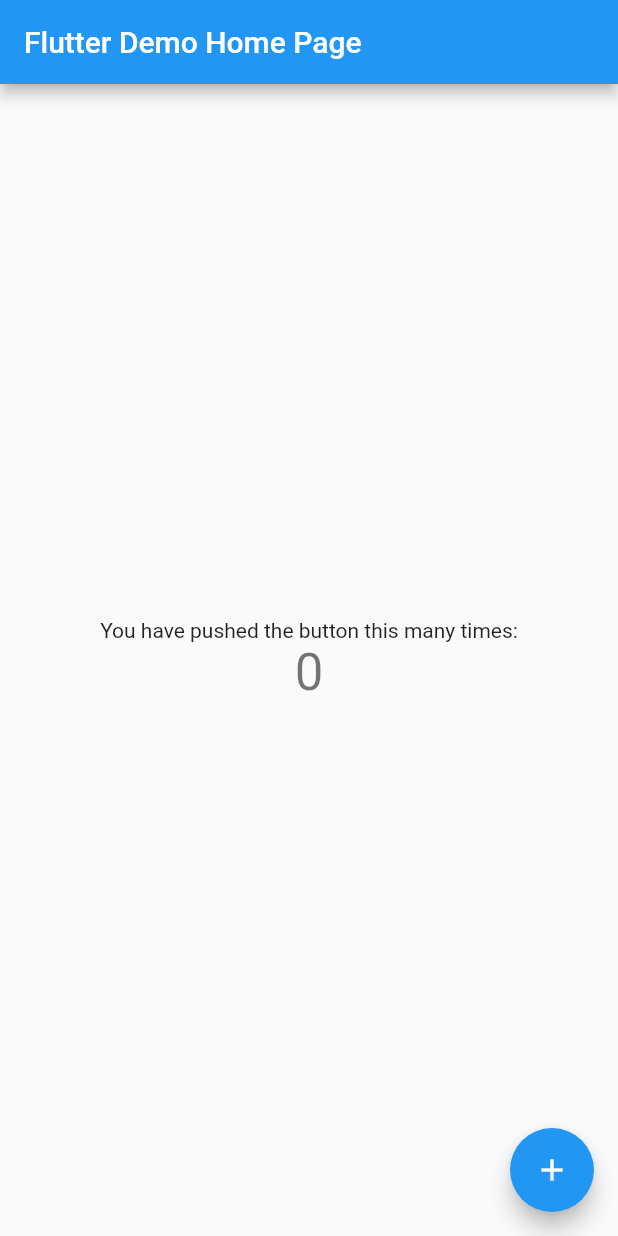
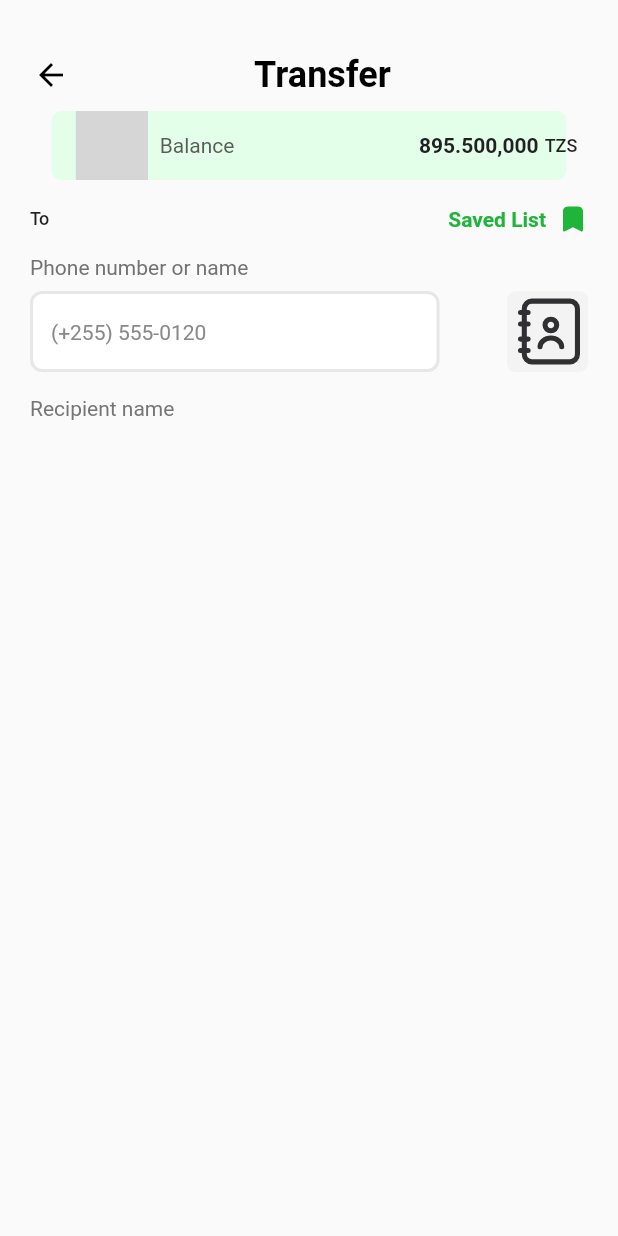
Before and after one commit to vumanhtu123/ui_app_bank, a Flutter app: the screen it shows after launch, on a phone screen of 412 x 824 dp. Run offline on Flutter 3.47's test engine with Material 2 defaults, Android fonts, the phone set to English and light mode, and no system bars; our stand-ins replace flutter_svg, skeletons; grey boxes are pictures that could not be loaded.

Commit message:
create transfer page

```diff
--- /dev/null
+++ b/lib/common/appbar.dart
@@ -0,0 +1,36 @@
+import 'package:flutter/material.dart';
+
+class CustomAppbar extends StatelessWidget {
+  const CustomAppbar({super.key});
+
+  @override
+  Widget build(BuildContext context) {
+    return Column(
+      children: [
+        const SizedBox(height: 26),
+        Padding(
+          padding: const EdgeInsets.symmetric(horizontal: 10),
+          child: Row(
+            mainAxisAlignment: MainAxisAlignment.spaceBetween,
+            children: [
+              BackButton(
+                color: Colors.black,
+                onPressed: () {
+                  Navigator.pop(context);
+                },
+              ),
+              const Text(
+                'Transfer',
+                style: TextStyle(
+                    fontWeight: FontWeight.w600,
+                    fontSize: 24,
+                    color: Colors.black),
+              ),
+              const SizedBox(width: 30),
+            ],
+          ),
+        ),
+      ],
+    );
+  }
+}
--- /dev/null
+++ b/lib/common/dropdown.field.dart
@@ -0,0 +1,192 @@
+import 'package:flutter/material.dart';
+
+class DropdownField extends StatefulWidget {
+  const DropdownField({super.key});
+
+  @override
+  State<DropdownField> createState() => _DropdownFieldState();
+}
+
+class _DropdownFieldState extends State<DropdownField> {
+  bool? focusField = false;
+  FocusNode focusNode = FocusNode();
+  TextEditingController textController = TextEditingController();
+  OverlayEntry? _overlayEntry;
+  final List<String> _dropdownItems = [
+    'Option 1',
+    'Option 2',
+    'Option 3',
+    'Option 4',
+    'Option 5',
+    'Option 6'
+  ];
+  final link = LayerLink();
+  final FocusNode _textFieldFocusNode = FocusNode();
+
+  @override
+  void dispose() {
+    textController.dispose();
+    _textFieldFocusNode.dispose();
+    super.dispose();
+  }
+
+  @override
+  void initState() {
+    textController = TextEditingController();
+    // WidgetsBinding.instance.addPostFrameCallback((timeStamp) {
+    //   _showDropdown();
+    // });
+    super.initState();
+  }
+
+  void dismissKeyboard() {
+    _textFieldFocusNode.unfocus();
+  }
+
+  void _showDropdown() {
+    final RenderBox textFieldRenderBox =
+        context.findRenderObject() as RenderBox;
+    final renderBox = context.findRenderObject() as RenderBox;
+    final size = renderBox.size;
+    final overlay = Overlay.of(context);
+    final offSize = renderBox.localToGlobal(Offset.zero);
+
+    _overlayEntry = OverlayEntry(
+      builder: (context) {
+        return Positioned(
+          left: offSize.dx,
+          top: offSize.dy + size.height + 10,
+          width: size.width,
+          child: CompositedTransformFollower(
+            link: link,
+            showWhenUnlinked: false,
+            offset: Offset(
+              0,
+              size.height + 8,
+            ),
+            child: Material(
+              elevation: 4,
+              child: SizedBox(
+                height: 168,
+                child: SingleChildScrollView(
+                  child: Column(
+                    children: [
+                      ListView.builder(
+                        padding: EdgeInsets.zero,
+                        shrinkWrap: true,
+                        physics: const NeverScrollableScrollPhysics(),
+                        itemCount: _dropdownItems.length,
+                        itemBuilder: (context, index) {
+                          return ListTile(
+                            title: Text(_dropdownItems[index]),
+                            onTap: () {
+                              setState(() {
+                                textController.text = _dropdownItems[index];
+                                focusNode.unfocus();
+                                removeDropdown();
+                                dismissKeyboard();
+                              });
+                            },
+                          );
+                        },
+                      ),
+                    ],
+                  ),
+                ),
+              ),
+            ),
+          ),
+        );
+      },
+    );
+    overlay.insert(_overlayEntry!);
+  }
+
+  void removeDropdown() {
+    _overlayEntry?.remove();
+    _overlayEntry = null;
+  }
+
+  @override
+  Widget build(BuildContext context) => CompositedTransformTarget(
+      link: link,
+      child: Container(
+        width: 273,
+        height: 54,
+        decoration: focusNode.hasFocus
+            ? BoxDecoration(
+                color: Colors.white,
+                borderRadius: const BorderRadius.all(Radius.circular(8.0)),
+                border: Border.all(width: 2, color: const Color(0xFF1FB53A)),
+                // Đặt bán kính bo góc
+                boxShadow: [
+                    BoxShadow(
+                        color: const Color(0xFF1FB53A).withOpacity(0.5),
+                        spreadRadius: 2,
+                        blurRadius: 2,
+                        offset: Offset.zero)
+                  ])
+            : BoxDecoration(
+                color: Colors.white,
+                borderRadius: const BorderRadius.all(Radius.circular(8.0)),
+                border: Border.all(width: 2, color: const Color(0xFFE7E7E8)),
+                // Đặt bán kính bo góc
+              ),
+        child: TextFormField(
+          keyboardType: TextInputType.phone,
+          focusNode: focusNode,
+          controller: textController,
+          decoration: InputDecoration(
+              suffixIcon: textController.text.isNotEmpty && focusNode.hasFocus
+                  ? IconButton(
+                      icon: const Icon(
+                        Icons.clear,
+                        color: Colors.black,
+                      ),
+                      onPressed: () {
+                        dismissKeyboard();
+                        textController.clear();
+                      },
+                    )
+                  : null,
+              hintText: '(+255) 555-0120',
+              hintStyle: const TextStyle(
+                  fontSize: 14,
+                  fontWeight: FontWeight.w400,
+                  color: Color(0xFF89898A)),
+              border: const OutlineInputBorder(
+                  borderRadius: BorderRadius.all(Radius.circular(8.0)),
+                  borderSide: BorderSide.none
+                  // focusedBorder: const OutlineInputBorder(
+                  //     borderSide: BorderSide(color: Color(0xFF1FB53A))),
+                  // enabledBorder: OutlineInputBorder(
+                  //     borderSide: BorderSide(color: Colors.grey[300]!)
+                  )),
+          cursorColor: const Color(0xFF1FB53A),
+          onTap: () {
+            setState(() {
+              focusNode.hasFocus;
+              if (_overlayEntry == null) {
+                _showDropdown();
+              } else {
+                focusNode.unfocus();
+                removeDropdown();
+                dismissKeyboard();
+              }
+            });
+          },
+          // onEditingComplete: () {
+          //   setState(() {
+          //     focusNode.hasFocus;
+          //   });
+          // },
+          onFieldSubmitted: (text) {
+            setState(() {
+              focusNode.unfocus();
+              removeDropdown();
+              dismissKeyboard();
+            });
+          },
+        ),
+      ));
+}
--- /dev/null
+++ b/lib/common/skeleton.animation.dart
@@ -0,0 +1,6 @@
+import 'package:flutter/cupertino.dart';
+import 'package:skeletons/skeletons.dart';
+
+skeletonLoading(bool isLoading, Widget widget) {
+  Skeleton(isLoading: isLoading, skeleton: const SkeletonLine(), child: widget);
+}
--- a/lib/main.dart
+++ b/lib/main.dart
@@ -1,4 +1,5 @@
 import 'package:flutter/material.dart';
+import 'package:flutter_superapp_tanzania/tranfer/transfer.page.dart';
 
 void main() {
   runApp(const MyApp());
@@ -24,92 +25,7 @@
         // is not restarted.
         primarySwatch: Colors.blue,
       ),
-      home: const MyHomePage(title: 'Flutter Demo Home Page'),
+      home: Transfer(),
     );
   }
 }
-
-class MyHomePage extends StatefulWidget {
-  const MyHomePage({super.key, required this.title});
-
-  // This widget is the home page of your application. It is stateful, meaning
-  // that it has a State object (defined below) that contains fields that affect
-  // how it looks.
-
-  // This class is the configuration for the state. It holds the values (in this
-  // case the title) provided by the parent (in this case the App widget) and
-  // used by the build method of the State. Fields in a Widget subclass are
-  // always marked "final".
-
-  final String title;
-
-  @override
-  State<MyHomePage> createState() => _MyHomePageState();
-}
-
-class _MyHomePageState extends State<MyHomePage> {
-  int _counter = 0;
-
-  void _incrementCounter() {
-    setState(() {
-      // This call to setState tells the Flutter framework that something has
-      // changed in this State, which causes it to rerun the build method below
-      // so that the display can reflect the updated values. If we changed
-      // _counter without calling setState(), then the build method would not be
-      // called again, and so nothing would appear to happen.
-      _counter++;
-    });
-  }
-
-  @override
-  Widget build(BuildContext context) {
-    // This method is rerun every time setState is called, for instance as done
-    // by the _incrementCounter method above.
-    //
-    // The Flutter framework has been optimized to make rerunning build methods
-    // fast, so that you can just rebuild anything that needs updating rather
-    // than having to individually change instances of widgets.
-    return Scaffold(
-      appBar: AppBar(
-        // Here we take the value from the MyHomePage object that was created by
-        // the App.build method, and use it to set our appbar title.
-        title: Text(widget.title),
-      ),
-      body: Center(
-        // Center is a layout widget. It takes a single child and positions it
-        // in the middle of the parent.
-        child: Column(
-          // Column is also a layout widget. It takes a list of children and
-          // arranges them vertically. By default, it sizes itself to fit its
-          // children horizontally, and tries to be as tall as its parent.
-          //
-          // Invoke "debug painting" (press "p" in the console, choose the
-          // "Toggle Debug Paint" action from the Flutter Inspector in Android
-          // Studio, or the "Toggle Debug Paint" command in Visual Studio Code)
-          // to see the wireframe for each widget.
-          //
-          // Column has various properties to control how it sizes itself and
-          // how it positions its children. Here we use mainAxisAlignment to
-          // center the children vertically; the main axis here is the vertical
-          // axis because Columns are vertical (the cross axis would be
-          // horizontal).
-          mainAxisAlignment: MainAxisAlignment.center,
-          children: <Widget>[
-            const Text(
-              'You have pushed the button this many times:',
-            ),
-            Text(
-              '$_counter',
-              style: Theme.of(context).textTheme.headline4,
-            ),
-          ],
-        ),
-      ),
-      floatingActionButton: FloatingActionButton(
-        onPressed: _incrementCounter,
-        tooltip: 'Increment',
-        child: const Icon(Icons.add),
-      ), // This trailing comma makes auto-formatting nicer for build methods.
-    );
-  }
-}
--- /dev/null
+++ b/lib/tranfer/transfer.component.dart
@@ -0,0 +1,140 @@
+import 'package:flutter/material.dart';
+import 'package:flutter_superapp_tanzania/common/dropdown.field.dart';
+import 'package:flutter_svg/flutter_svg.dart';
+
+class TransferComponent extends StatefulWidget {
+  const TransferComponent({super.key});
+
+  @override
+  State<TransferComponent> createState() => _TransferComponentState();
+}
+
+class _TransferComponentState extends State<TransferComponent> {
+  @override
+  Widget build(BuildContext context) {
+    return Container(
+      width: 343,
+      height: 46,
+      decoration: BoxDecoration(
+          color: const Color(0xFFE3FFE9),
+          borderRadius: BorderRadius.circular(6)),
+      child: Row(
+        children: [
+          const SizedBox(width: 16),
+          SvgPicture.asset("assets/logo.svg"),
+          const SizedBox(width: 8),
+          const Text(
+            'Balance',
+            style: TextStyle(
+                fontSize: 14,
+                fontWeight: FontWeight.w400,
+                color: Color(0xFF5B5B5C)),
+          ),
+          const SizedBox(width: 123),
+          Text(
+            '895.500,000',
+            style: TextStyle(
+                fontWeight: FontWeight.w600,
+                fontSize: 14,
+                color: Colors.grey[900]),
+          ),
+          const SizedBox(width: 4),
+          const Text(
+            'TZS',
+            style: TextStyle(fontSize: 12, fontWeight: FontWeight.w500),
+          ),
+        ],
+      ),
+    );
+  }
+}
+
+class BodyTransfer extends StatefulWidget {
+  const BodyTransfer({super.key});
+
+  @override
+  State<BodyTransfer> createState() => _BodyTransferState();
+}
+
+class _BodyTransferState extends State<BodyTransfer> {
+  bool _isLoading = true; // Biến trạng thái để kiểm soát hiển thị tiện ích chờ
+  @override
+  void initState() {
+    Future.delayed(Duration(seconds: 2), () {
+      setState(() {
+        _isLoading =
+            false; // Khi hoàn thành tải hoặc xử lý, ẩn skeleton placeholder
+      });
+    });
+    super.initState();
+  }
+
+  @override
+  Widget build(BuildContext context) {
+    return Padding(
+        padding: const EdgeInsets.symmetric(horizontal: 20),
+        child: Column(
+          crossAxisAlignment: CrossAxisAlignment.start,
+          children: [
+            Row(
+              mainAxisAlignment: MainAxisAlignment.spaceBetween,
+              children: [
+                const Text(
+                  'To',
+                  style: TextStyle(fontSize: 12, fontWeight: FontWeight.w500),
+                ),
+                Row(
+                  children: [
+                    const Text(
+                      'Saved List',
+                      style: TextStyle(
+                          fontSize: 14,
+                          fontWeight: FontWeight.w600,
+                          color: Color(0xFF1FB53A)),
+                    ),
+                    const SizedBox(width: 8),
+                    SvgPicture.asset('assets/bookmark.svg')
+                  ],
+                )
+              ],
+            ),
+            const SizedBox(height: 14),
+            const Text(
+              'Phone number or name',
+              style: TextStyle(
+                  fontWeight: FontWeight.w400,
+                  fontSize: 14,
+                  color: Color(0xFF727273)),
+            ),
+            const SizedBox(height: 8),
+            Row(
+              mainAxisAlignment: MainAxisAlignment.spaceBetween,
+              children: [
+                const DropdownField(),
+                Container(
+                  width: 54,
+                  height: 54,
+                  decoration: BoxDecoration(
+                      color: const Color(0xFFF3F3F3),
+                      borderRadius: BorderRadius.circular(6)),
+                  child: SvgPicture.asset(
+                    'assets/contact.svg',
+                    width: 24,
+                    height: 24,
+                  ),
+                )
+              ],
+            ),
+            SizedBox(height: 16),
+            Text(
+              'Recipient name',
+              style: TextStyle(
+                  fontWeight: FontWeight.w400,
+                  fontSize: 14,
+                  color: Colors.grey[600]),
+            ),
+            SizedBox(height: 8),
+          ],
+        ));
+  }
+}
--- /dev/null
+++ b/lib/tranfer/transfer.page.dart
@@ -0,0 +1,27 @@
+import 'package:flutter/material.dart';
+import 'package:flutter_superapp_tanzania/tranfer/transfer.component.dart';
+
+import '../common/appbar.dart';
+
+class Transfer extends StatefulWidget {
+  const Transfer({super.key});
+
+  @override
+  State<Transfer> createState() => _TransferState();
+}
+
+class _TransferState extends State<Transfer> {
+  @override
+  Widget build(BuildContext context) {
+    return Scaffold(
+      body: Column(
+        children: const [
+          CustomAppbar(),
+          TransferComponent(),
+          SizedBox(height: 16),
+          BodyTransfer(),
+        ],
+      ),
+    );
+  }
+}
--- a/pubspec.yaml
+++ b/pubspec.yaml
@@ -36,6 +36,8 @@
   # The following adds the Cupertino Icons font to your application.
   # Use with the CupertinoIcons class for iOS style icons.
   cupertino_icons: ^1.0.2
+  flutter_svg: ^2.0.5
+  skeletons: ^0.0.3
 
 dev_dependencies:
   flutter_test:
@@ -60,8 +62,8 @@
   uses-material-design: true
 
   # To add assets to your application, add an assets section, like this:
-  # assets:
-  #   - images/a_dot_burr.jpeg
+  assets:
+    - assets/
   #   - images/a_dot_ham.jpeg
 
   # An image asset can refer to one or more resolution-specific "variants", see
```
Also changed, not shown: assets/bookmark.svg (added), assets/contact.svg (added), assets/logo.svg (added), pubspec.lock, 3 other files.
